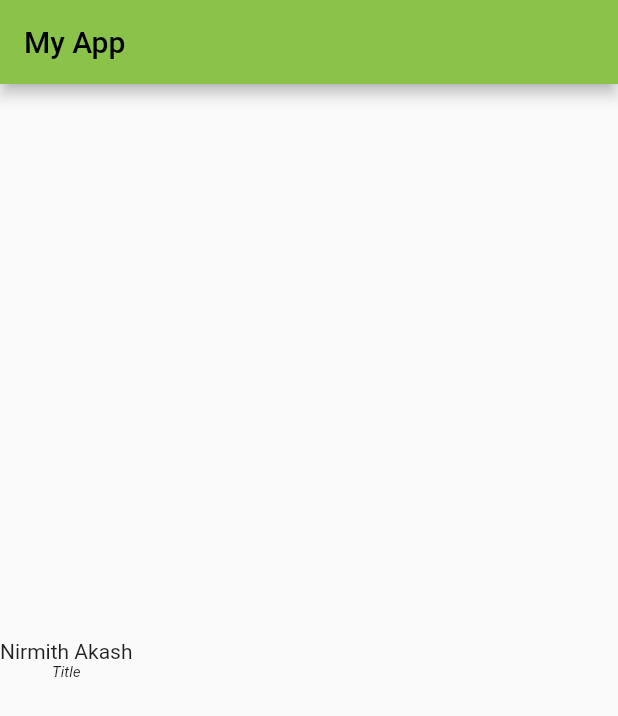
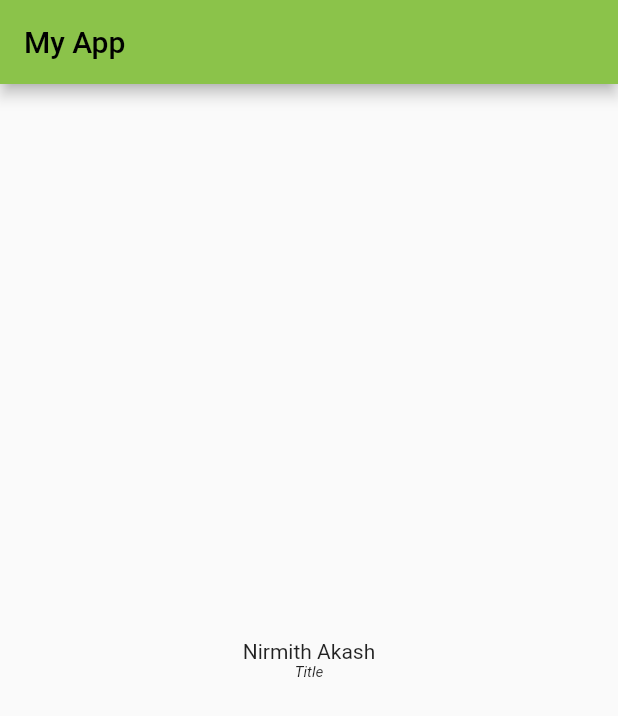
Before and after one commit to AnawaratneMANA/ctse_flutter_labs, a Flutter app: the screen it shows after launch, on a phone screen of 412 x 824 dp. Shown: the top 716 px of the screen. Run offline on Flutter 3.47's test engine with Material 2 defaults, Android fonts, the phone set to English and light mode, and no system bars.

Commit message:
Content centered to the screen.

```diff
--- a/lib/pages/profile.dart
+++ b/lib/pages/profile.dart
@@ -1,10 +1,10 @@
 import 'package:flutter/material.dart';
 
 class Profile extends StatelessWidget {
-  const Profile({Key? key}): super(key: key);
+  const Profile({Key? key}) : super(key: key);
 
   @override
-  Widget build(BuildContext context){
+  Widget build(BuildContext context) {
     return Scaffold(
         appBar: AppBar(
           title: const Text("My App"),
@@ -12,12 +12,25 @@ class Profile extends StatelessWidget {
         body: Column(
           mainAxisAlignment: MainAxisAlignment.center,
           crossAxisAlignment: CrossAxisAlignment.center,
-        children: [
+          children: const [
 
+            // To center we have to add SizeBox, Infinity.
+            SizedBox(
+              width: double.infinity,
+            ),
+
+            // Normal Text.
             Text("Nirmith Akash"),
-          Text("Title", style: TextStyle(fontSize: 10, fontStyle: FontStyle.italic)),
+
+            // Styled Text.
+            Text(
+                "Title",
+                style: TextStyle(
+                    fontSize: 10,
+                    fontStyle:
+                    FontStyle.italic)
+            ),
           ],
-      )
-    );
+        ));
   }
 }
```
Lines whose indentation alone changed are shown as unchanged.
